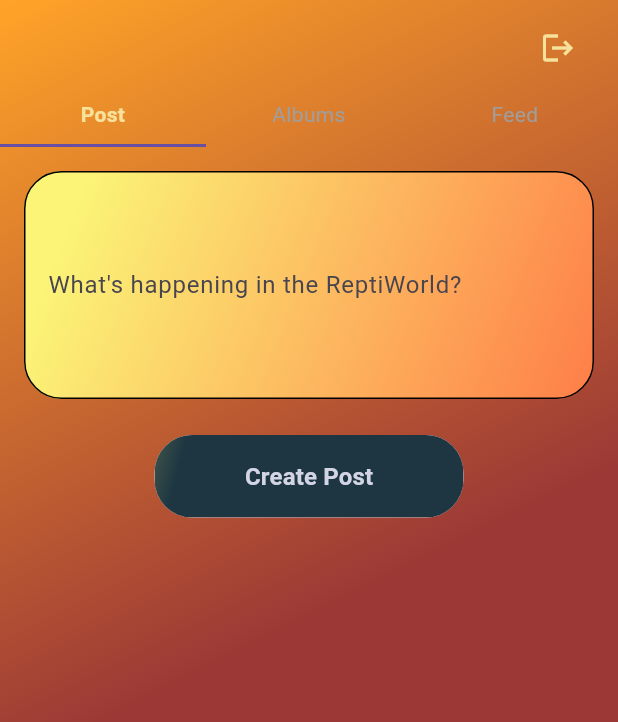
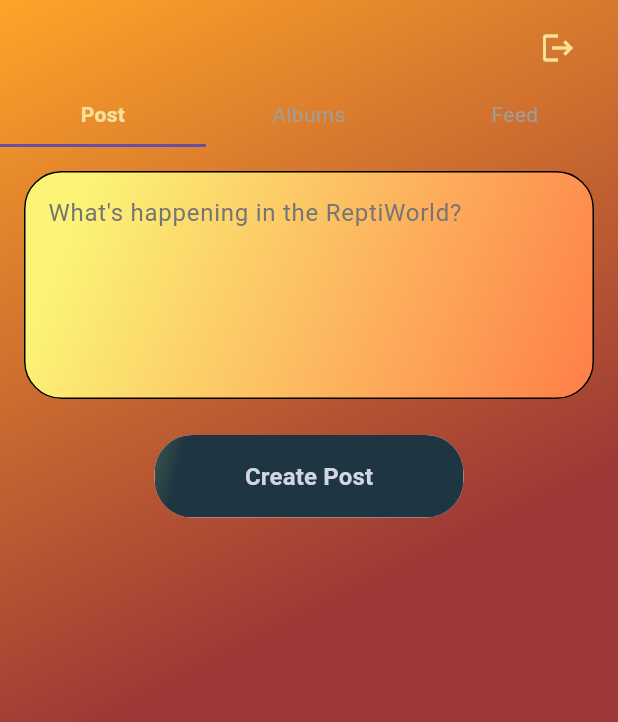
Before and after one commit to FelipeJuarezJr/ReptiGramFinalApp, a Flutter app: the PostScreen screen opened directly, on a phone screen of 412 x 824 dp. Shown: the top 722 px of the screen. Run offline on Flutter 3.47's test engine with Material 3 defaults, Android fonts, the phone set to English and light mode, and no system bars; our stand-ins replace firebase_auth, firebase_core, flutter_dotenv, flutter_svg, google_sign_in; accounts and stored records are empty; generated files the repository leaves out were written again.

Commit message:
Added hintText to Post input field

```diff
--- a/lib/screens/post_screen.dart
+++ b/lib/screens/post_screen.dart
@@ -73,7 +73,10 @@
                             controller: _descriptionController,
                             maxLines: 5,
                             decoration: InputDecoration(
-                              labelText: 'What\'s happening in the ReptiWorld?',
+                              hintText: 'What\'s happening in the ReptiWorld?',
+                              hintStyle: TextStyle(
+                                color: Colors.grey[600],
+                              ),
                               border: OutlineInputBorder(
                                 borderRadius: AppColors.pillShape,
                               ),
```
